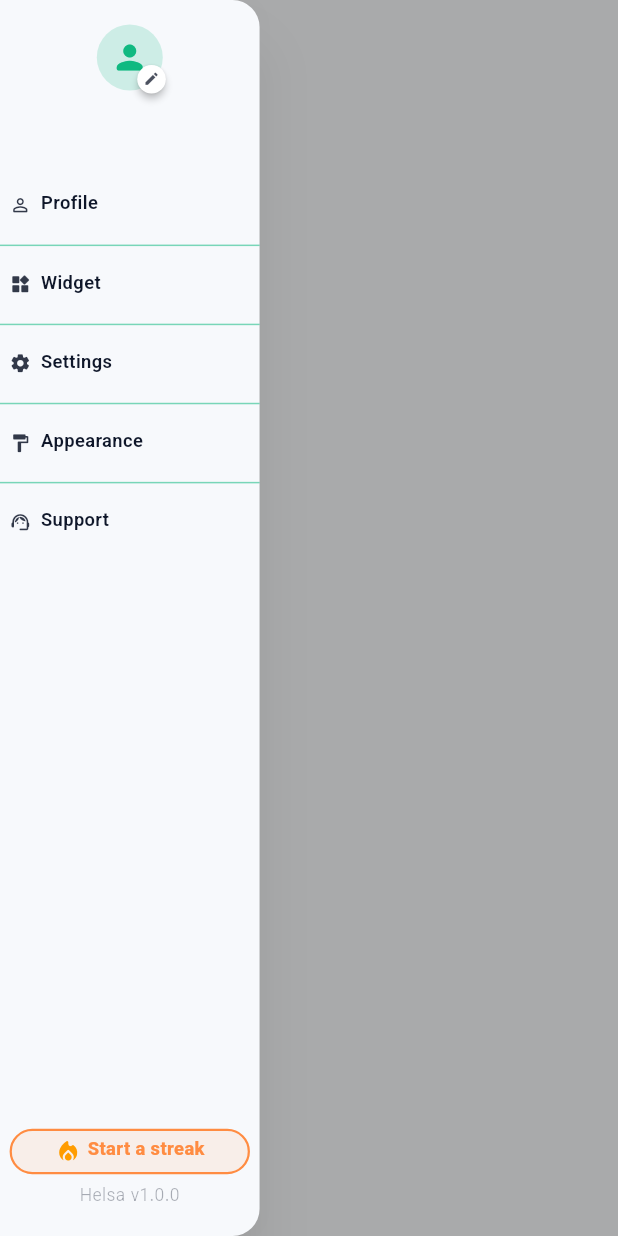
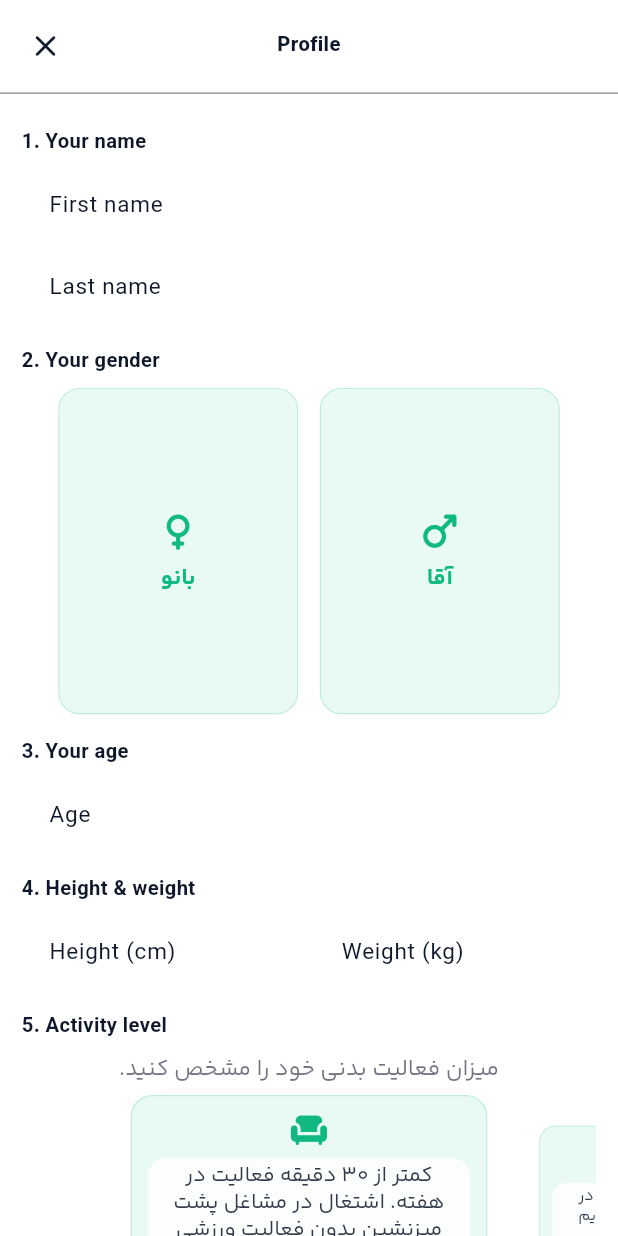
Before and after one commit to redminote15hamed-glitch/helsa, a Flutter app: the HomeMenuDrawerOverlay widget shown alone on an empty page, opened directly with empty values, after a tap on "Profile", on a phone screen of 412 x 824 dp. Run offline on Flutter 3.47's test engine with Material 3 defaults, Android fonts, the phone set to English and light mode, and no system bars; our stand-ins replace device_info_plus, flutter_local_notifications, hive_flutter, pedometer, permission_handler; missing offline and left inert: disk_space_plus, flutter_foreground_task, home_widget; accounts and stored records are empty.

Commit message:
Update Helsa

```diff
--- a/lib/home/home_text.dart
+++ b/lib/home/home_text.dart
@@ -57,6 +57,26 @@ class HomeText {
       'support_copy': 'کپی',
       'support_copied': 'کپی شد',
       'support_hint': 'ارسال مشکلات و پیشنهادات',
+
+      'profile_section': '{n}. {t}',
+      'profile_name': 'نام',
+      'profile_first': 'نام',
+      'profile_last': 'نام خانوادگی',
+      'profile_gender': 'جنسیت شما',
+      'profile_age': 'سن شما',
+      'profile_age_hint': 'سن',
+      'profile_body': 'قد و وزن',
+      'profile_height': 'قد (سانتی‌متر)',
+      'profile_weight': 'وزن (کیلوگرم)',
+      'profile_activity': 'سطح فعالیت',
+      'profile_diet': 'رژیم غذایی',
+      'profile_sleep': 'خواب و بیداری',
+      'profile_sleep_time': 'ساعت خواب',
+      'profile_wake_time': 'ساعت بیداری',
+      'profile_restrictions': 'حساسیت‌های غذایی',
+      'profile_favorites': 'غذاهای مورد علاقه',
+      'profile_save_hint': 'پس از تغییر، تیک بالا را بزنید تا ذخیره شود',
+
       'notif_body': 'قدم زدن برای سلامتی عالیه، حتی کم',
     },
     'en': {
@@ -112,6 +132,26 @@ class HomeText {
       'support_copy': 'Copy',
       'support_copied': 'Copied',
       'support_hint': 'Send issues and suggestions',
+
+      'profile_section': '{n}. {t}',
+      'profile_name': 'Your name',
+      'profile_first': 'First name',
+      'profile_last': 'Last name',
+      'profile_gender': 'Your gender',
+      'profile_age': 'Your age',
+      'profile_age_hint': 'Age',
+      'profile_body': 'Height & weight',
+      'profile_height': 'Height (cm)',
+      'profile_weight': 'Weight (kg)',
+      'profile_activity': 'Activity level',
+      'profile_diet': 'Diet',
+      'profile_sleep': 'Sleep & wake',
+      'profile_sleep_time': 'Bedtime',
+      'profile_wake_time': 'Wake time',
+      'profile_restrictions': 'Food restrictions',
+      'profile_favorites': 'Favorite foods',
+      'profile_save_hint': 'After changes, tap the check mark to save',
+
       'notif_body': 'A few steps each day keeps the doctor away',
     },
     'fr': {
@@ -167,6 +207,26 @@ class HomeText {
       'support_copy': 'Copier',
       'support_copied': 'Copié',
       'support_hint': 'Envoyez problèmes et suggestions',
+
+      'profile_section': '{n}. {t}',
+      'profile_name': 'Votre nom',
+      'profile_first': 'Prénom',
+      'profile_last': 'Nom',
+      'profile_gender': 'Votre genre',
+      'profile_age': 'Votre âge',
+      'profile_age_hint': 'Âge',
+      'profile_body': 'Taille et poids',
+      'profile_height': 'Taille (cm)',
+      'profile_weight': 'Poids (kg)',
+      'profile_activity': 'Niveau d\'activité',
+      'profile_diet': 'Régime',
+      'profile_sleep': 'Sommeil',
+      'profile_sleep_time': 'Coucher',
+      'profile_wake_time': 'Réveil',
+      'profile_restrictions': 'Restrictions alimentaires',
+      'profile_favorites': 'Aliments préférés',
+      'profile_save_hint': 'Après modification, appuyez sur la coche pour enregistrer',
+
       'notif_body': 'Quelques pas chaque jour éloignent le médecin',
     },
   };
--- a/lib/home/menu/home_menu_drawer.dart
+++ b/lib/home/menu/home_menu_drawer.dart
@@ -5,6 +5,7 @@ import 'package:flutter/material.dart';
 import 'package:helsa/home/home_text.dart';
 import 'package:helsa/home/menu/menu_streak_capsule.dart';
 import 'package:helsa/home/menu/menu_support_sheet.dart';
+import 'package:helsa/home/menu/menu_profile_page.dart';
 import 'package:helsa/setting/color/color_palette.dart';
 import 'package:helsa/setting/kit/iconer.dart';
 import 'package:helsa/setting/kit/textfielder.dart';
@@ -140,7 +141,12 @@ class HomeMenuDrawerOverlay extends StatelessWidget {
                             icon: Icons.person_outline_rounded,
                             label: HomeText.getString(language, 'menu_profile'),
                             language: language,
-                            onTap: () {}, // later
+                            onTap: () {
+                              MenuProfilePage.show(
+                                context,
+                                language: language,
+                              );
+                            },
                           );
                         case 1:
                           return _MenuRow(
--- /dev/null
+++ b/lib/home/menu/menu_profile_page.dart
@@ -0,0 +1,533 @@
+// lib/home/menu/menu_profile_page.dart
+// Profile editor: Genie in from menu item, Genie out (vacuum) back into it.
+import 'dart:async';
+import 'package:flutter/material.dart';
+import 'package:flutter/services.dart';
+import 'package:helsa/home/home_text.dart';
+import 'package:helsa/setting/kit/textfielder.dart';
+import 'package:helsa/setting/motion/animator/animator.dart';
+import 'package:helsa/setting/responsive/responsive_utils.dart';
+import 'package:helsa/setting/storage/activity_store.dart';
+import 'package:helsa/setting/storage/age_store.dart';
+import 'package:helsa/setting/storage/body_store.dart';
+import 'package:helsa/setting/storage/diet_store.dart';
+import 'package:helsa/setting/storage/gender_store.dart';
+import 'package:helsa/setting/storage/identity_store.dart';
+import 'package:helsa/setting/storage/sleep_store.dart';
+import 'package:helsa/setting/storage/restriction_store.dart';
+import 'package:helsa/setting/storage/favorite_store.dart';
+import 'package:helsa/startup/setup/widget/activity_setup.dart';
+import 'package:helsa/startup/setup/widget/diet_setup.dart';
+import 'package:helsa/startup/setup/widget/restriction_setup.dart';
+import 'package:helsa/startup/setup/widget/favorite_food_setup.dart';
+import 'package:helsa/startup/setup/widget/gender_setup.dart';
+
+class MenuProfilePage {
+  MenuProfilePage._();
+
+  static Future<void> show(
+    BuildContext context, {
+    required String language,
+    VoidCallback? onSaved,
+  }) {
+    return showGeneralDialog<void>(
+      context: context,
+      useRootNavigator: true,
+      barrierDismissible: false,
+      barrierLabel: 'profile',
+      barrierColor: Colors.black54,
+      transitionDuration: Duration.zero,
+      pageBuilder: (ctx, a, b) {
+        return _ProfileHost(
+          language: language,
+          theme: Theme.of(context),
+          onSaved: onSaved,
+        );
+      },
+    );
+  }
+}
+
+class _ProfileHost extends StatefulWidget {
+  final String language;
+  final ThemeData theme;
+  final VoidCallback? onSaved;
+
+  const _ProfileHost({
+    required this.language,
+    required this.theme,
+    this.onSaved,
+  });
+
+  @override
+  State<_ProfileHost> createState() => _ProfileHostState();
+}
+
+class _ProfileHostState extends State<_ProfileHost> {
+  bool _closing = false;
+  int _genieKey = 0;
+  Timer? _forcePop;
+
+  void _requestClose() {
+    if (_closing) return;
+    setState(() {
+      _closing = true;
+      _genieKey++;
+    });
+    _forcePop?.cancel();
+    _forcePop = Timer(const Duration(milliseconds: 1100), _onExitDone);
+  }
+
+  void _onExitDone() {
+    _forcePop?.cancel();
+    _forcePop = null;
+    if (mounted) Navigator.of(context, rootNavigator: true).maybePop();
+  }
+
+  @override
+  void dispose() {
+    _forcePop?.cancel();
+    super.dispose();
+  }
+
+  @override
+  Widget build(BuildContext context) {
+    // Vacuum back into menu (start edge) — like Mac Genie into the dock item.
+    const edge = GenieEdge.start;
+
+    final page = _ProfileEditor(
+      language: widget.language,
+      theme: widget.theme,
+      onRequestClose: _requestClose,
+      onSaved: () {
+        widget.onSaved?.call();
+        _requestClose();
+      },
+    );
+
+    final genieChild = KeyedSubtree(
+      key: ValueKey(_closing ? 'ex-$_genieKey' : 'en-$_genieKey'),
+      child: _closing
+          ? page.exGenieReal(
+              context,
+              s: AS.balanced,
+              edge: edge,
+              strips: 40,
+              onComplete: _onExitDone,
+            )
+          : page.enGenieReal(
+              context,
+              s: AS.slow,
+              edge: edge,
+              strips: 40,
+            ),
+    );
+
+    return Material(
+      type: MaterialType.transparency,
+      child: Stack(
+        fit: StackFit.expand,
+        children: [
+          Positioned.fill(
+            child: GestureDetector(
+              behavior: HitTestBehavior.opaque,
+              onTap: _requestClose,
+              child: const ColoredBox(color: Colors.transparent),
+            ),
+          ),
+          Positioned.fill(child: genieChild),
+        ],
+      ),
+    );
+  }
+}
+
+class _ProfileEditor extends StatefulWidget {
+  final String language;
+  final ThemeData theme;
+  final VoidCallback onRequestClose;
+  final VoidCallback onSaved;
+
+  const _ProfileEditor({
+    required this.language,
+    required this.theme,
+    required this.onRequestClose,
+    required this.onSaved,
+  });
+
+  @override
+  State<_ProfileEditor> createState() => _ProfileEditorState();
+}
+
+class _ProfileEditorState extends State<_ProfileEditor> {
+  late final TextEditingController _first;
+  late final TextEditingController _last;
+  late final TextEditingController _age;
+  late final TextEditingController _height;
+  late final TextEditingController _weight;
+  late final TextEditingController _sleep;
+  late final TextEditingController _wake;
+
+  String? _gender;
+  int? _activity;
+  int? _diet;
+  List<int> _restrictions = [];
+  List<int> _favorites = [];
+
+  // Snapshot for dirty detection
+  late String _sFirst, _sLast, _sAge, _sHeight, _sWeight, _sSleep, _sWake;
+  late String? _sGender;
+  late int? _sActivity, _sDiet;
+  late List<int> _sRestrictions, _sFavorites;
+
+  bool get _dirty {
+    return _first.text.trim() != _sFirst ||
+        _last.text.trim() != _sLast ||
+        _age.text.trim() != _sAge ||
+        _height.text.trim() != _sHeight ||
+        _weight.text.trim() != _sWeight ||
+        _sleep.text.trim() != _sSleep ||
+        _wake.text.trim() != _sWake ||
+        _gender != _sGender ||
+        _activity != _sActivity ||
+        _diet != _sDiet ||
+        !_listEq(_restrictions, _sRestrictions) ||
+        !_listEq(_favorites, _sFavorites);
+  }
+
+  bool _listEq(List<int> a, List<int> b) {
+    if (a.length != b.length) return false;
+    final sa = [...a]..sort();
+    final sb = [...b]..sort();
+    for (var i = 0; i < sa.length; i++) {
+      if (sa[i] != sb[i]) return false;
+    }
+    return true;
+  }
+
+  @override
+  void initState() {
+    super.initState();
+    _sFirst = IdentityStore.firstName;
+    _sLast = IdentityStore.lastName;
+    _sGender = GenderStore.gender;
+    _sAge = AgeStore.age?.toString() ?? '';
+    _sHeight = BodyStore.height?.toString() ?? '';
+    _sWeight = BodyStore.weight?.toString() ?? '';
+    _sActivity = ActivityStore.activityLevel;
+    _sDiet = DietStore.diet;
+    _sRestrictions = List<int>.from(RestrictionStore.list);
+    _sFavorites = List<int>.from(FavoriteStore.list);
+    _sSleep = SleepStore.sleepTime ?? '';
+    _sWake = SleepStore.wakeTime ?? '';
+
+    _first = TextEditingController(text: _sFirst);
+    _last = TextEditingController(text: _sLast);
+    _age = TextEditingController(text: _sAge);
+    _height = TextEditingController(text: _sHeight);
+    _weight = TextEditingController(text: _sWeight);
+    _sleep = TextEditingController(text: _sSleep);
+    _wake = TextEditingController(text: _sWake);
+    _gender = _sGender;
+    _activity = _sActivity;
+    _diet = _sDiet;
+    _restrictions = List<int>.from(_sRestrictions);
+    _favorites = List<int>.from(_sFavorites);
+
+    for (final c in [_first, _last, _age, _height, _weight, _sleep, _wake]) {
+      c.addListener(() => setState(() {}));
+    }
+  }
+
+  @override
+  void dispose() {
+    _first.dispose();
+    _last.dispose();
+    _age.dispose();
+    _height.dispose();
+    _weight.dispose();
+    _sleep.dispose();
+    _wake.dispose();
+    super.dispose();
+  }
+
+  Future<void> _save() async {
+    await IdentityStore.save(
+      firstName: _first.text,
+      lastName: _last.text,
+    );
+    await GenderStore.save(_gender);
+    final age = int.tryParse(_age.text.trim());
+    await AgeStore.save(age);
+    await BodyStore.save(
+      height: double.tryParse(_height.text.trim()),
+      weight: double.tryParse(_weight.text.trim()),
+      waist: BodyStore.waist,
+    );
+    await ActivityStore.save(_activity);
+    await DietStore.save(_diet);
+    await RestrictionStore.save(_restrictions);
+    await FavoriteStore.save(_favorites);
+    await SleepStore.save(
+      sleepTime: _sleep.text.trim().isEmpty ? null : _sleep.text.trim(),
+      wakeTime: _wake.text.trim().isEmpty ? null : _wake.text.trim(),
+    );
+    if (!mounted) return;
+    widget.onSaved();
+  }
+
+  String get _lang => widget.language;
+
+  Widget _sectionTitle(int n, String key) {
+    final title = HomeText.format(_lang, 'profile_section', {
+      'n': '$n',
+      't': HomeText.getString(_lang, key),
+    });
+    return Padding(
+      padding: EdgeInsets.only(top: context.vS, bottom: context.vX2s),
+      child: TextFielder(
+        text: title,
+        languageCode: _lang,
+        template: TextTemplate.subtitle,
+        customStyle: TextStyle(
+          fontWeight: FontWeight.w700,
+          color: widget.theme.colorScheme.onSurface,
+        ),
+      ),
+    );
+  }
+
+  Widget _field({
+    required TextEditingController c,
+    required String hintKey,
+    TextInputType? keyboard,
+    List<TextInputFormatter>? formatters,
+  }) {
+    final cs = widget.theme.colorScheme;
+    return TextField(
+      controller: c,
+      keyboardType: keyboard,
+      inputFormatters: formatters,
+      style: TextStyle(color: cs.onSurface),
+      decoration: InputDecoration(
+        hintText: HomeText.getString(_lang, hintKey),
+        filled: true,
+        fillColor: cs.surfaceContainerHighest.withValues(alpha: 0.35),
+        border: OutlineInputBorder(
+          borderRadius: BorderRadius.circular(12),
+          borderSide: BorderSide.none,
+        ),
+        contentPadding: EdgeInsets.symmetric(
+          horizontal: context.hS,
+          vertical: context.vX2s,
+        ),
+      ),
+    );
+  }
+
+  @override
+  Widget build(BuildContext context) {
+    final cs = widget.theme.colorScheme;
+    final top = MediaQuery.paddingOf(context).top;
+    final bottom = MediaQuery.paddingOf(context).bottom;
+
+    return Material(
+      color: cs.surface,
+      child: SafeArea(
+        top: false,
+        bottom: false,
+        child: Column(
+          children: [
+            // App bar
+            Padding(
+              padding: EdgeInsets.fromLTRB(
+                context.hX2s,
+                top + context.vX2s,
+                context.hX2s,
+                context.vX2s,
+              ),
+              child: Row(
+                children: [
+                  IconButton(
+                    onPressed: widget.onRequestClose,
+                    icon: Icon(Icons.close_rounded, color: cs.onSurface),
+                  ),
+                  Expanded(
+                    child: TextFielder(
+                      text: HomeText.getString(_lang, 'menu_profile'),
+                      languageCode: _lang,
+                      template: TextTemplate.subtitle,
+                      textAlign: TextAlign.center,
+                      customStyle: TextStyle(
+                        fontWeight: FontWeight.w800,
+                        color: cs.onSurface,
+                      ),
+                    ),
+                  ),
+                  // Save check — only when dirty
+                  AnimatedOpacity(
+                    opacity: _dirty ? 1 : 0,
+                    duration: const Duration(milliseconds: 200),
+                    child: IgnorePointer(
+                      ignoring: !_dirty,
+                      child: IconButton(
+                        onPressed: _dirty ? _save : null,
+                        icon: Icon(
+                          Icons.check_rounded,
+                          color: cs.primary,
+                          size: 28,
+                        ),
+                      ),
+                    ),
+                  ),
+                ],
+              ),
+            ),
+            Divider(height: 1, color: cs.outlineVariant.withValues(alpha: 0.4)),
+            Expanded(
+              child: ListView(
+                padding: EdgeInsets.fromLTRB(
+                  context.hS,
+                  context.vX2s,
+                  context.hS,
+                  bottom + context.vXl,
+                ),
+                children: [
+                  // 1 Name
+                  _sectionTitle(1, 'profile_name'),
+                  _field(c: _first, hintKey: 'profile_first'),
+                  SizedBox(height: context.vX2s),
+                  _field(c: _last, hintKey: 'profile_last'),
+
+                  // 2 Gender
+                  _sectionTitle(2, 'profile_gender'),
+                  GenderSetup(
+                    currentLang: _lang,
+                    selectedGender: _gender,
+                    onGenderSelected: (g) {
+                      setState(() => _gender = g);
+                    },
+                  ),
+
+                  // 3 Age
+                  _sectionTitle(3, 'profile_age'),
+                  _field(
+                    c: _age,
+                    hintKey: 'profile_age_hint',
+                    keyboard: TextInputType.number,
+                    formatters: [FilteringTextInputFormatter.digitsOnly],
+                  ),
+
+                  // 4 Body
+                  _sectionTitle(4, 'profile_body'),
+                  Row(
+                    children: [
+                      Expanded(
+                        child: _field(
+                          c: _height,
+                          hintKey: 'profile_height',
+                          keyboard: const TextInputType.numberWithOptions(
+                            decimal: true,
+                          ),
+                        ),
+                      ),
+                      SizedBox(width: context.hX2s),
+                      Expanded(
+                        child: _field(
+                          c: _weight,
+                          hintKey: 'profile_weight',
+                          keyboard: const TextInputType.numberWithOptions(
+                            decimal: true,
+                          ),
+                        ),
+                      ),
+                    ],
+                  ),
+
+                  // 5 Activity
+                  _sectionTitle(5, 'profile_activity'),
+                  ActivitySetup(
+                    currentLang: _lang,
+                    selectedLevel: _activity,
+                    onActivitySelected: (v) {
+                      setState(() => _activity = v);
+                    },
+                  ),
+
+                  // 6 Diet
+                  _sectionTitle(6, 'profile_diet'),
+                  DietSetup(
+                    currentLang: _lang,
+                    selectedDiet: _diet,
+                    onDietSelected: (v) {
+                      setState(() => _diet = v);
+                    },
+                  ),
+
+                  // 7 Restrictions
+                  _sectionTitle(7, 'profile_restrictions'),
+                  SizedBox(
+                    height: MediaQuery.sizeOf(context).height * 0.42,
+                    child: RestrictionSetup(
+                      currentLang: _lang,
+                      selectedRestrictions: _restrictions,
+                      onChanged: (v) {
+                        setState(() {
+                          _restrictions = List<int>.from(v);
+                          final hidden =
+                              FavoriteFoodSetup.hiddenFavoriteIds(_restrictions);
+                          _favorites = _favorites
+                              .where((id) => !hidden.contains(id))
+                              .toList();
+                        });
+                      },
+                    ),
+                  ),
+
+                  // 8 Favorites
+                  _sectionTitle(8, 'profile_favorites'),
+                  SizedBox(
+                    height: MediaQuery.sizeOf(context).height * 0.42,
+                    child: FavoriteFoodSetup(
+                      currentLang: _lang,
+                      selectedFoods: _favorites,
+                      selectedRestrictions: _restrictions,
+                      onChanged: (v) {
+                        setState(() => _favorites = List<int>.from(v));
+                      },
+                    ),
+                  ),
+
+                  // 9 Sleep
+                  _sectionTitle(9, 'profile_sleep'),
+                  Row(
+                    children: [
+                      Expanded(
+                        child: _field(c: _sleep, hintKey: 'profile_sleep_time'),
+                      ),
+                      SizedBox(width: context.hX2s),
+                      Expanded(
+                        child: _field(c: _wake, hintKey: 'profile_wake_time'),
+                      ),
+                    ],
+                  ),
+
+                  SizedBox(height: context.vS),
+                  TextFielder(
+                    text: HomeText.getString(_lang, 'profile_save_hint'),
+                    languageCode: _lang,
+                    template: TextTemplate.caption,
+                    textAlign: TextAlign.center,
+                    customStyle: TextStyle(
+                      color: cs.onSurface.withValues(alpha: 0.45),
+                    ),
+                  ),
+                ],
+              ),
+            ),
+          ],
+        ),
+      ),
+    );
+  }
+}
```
